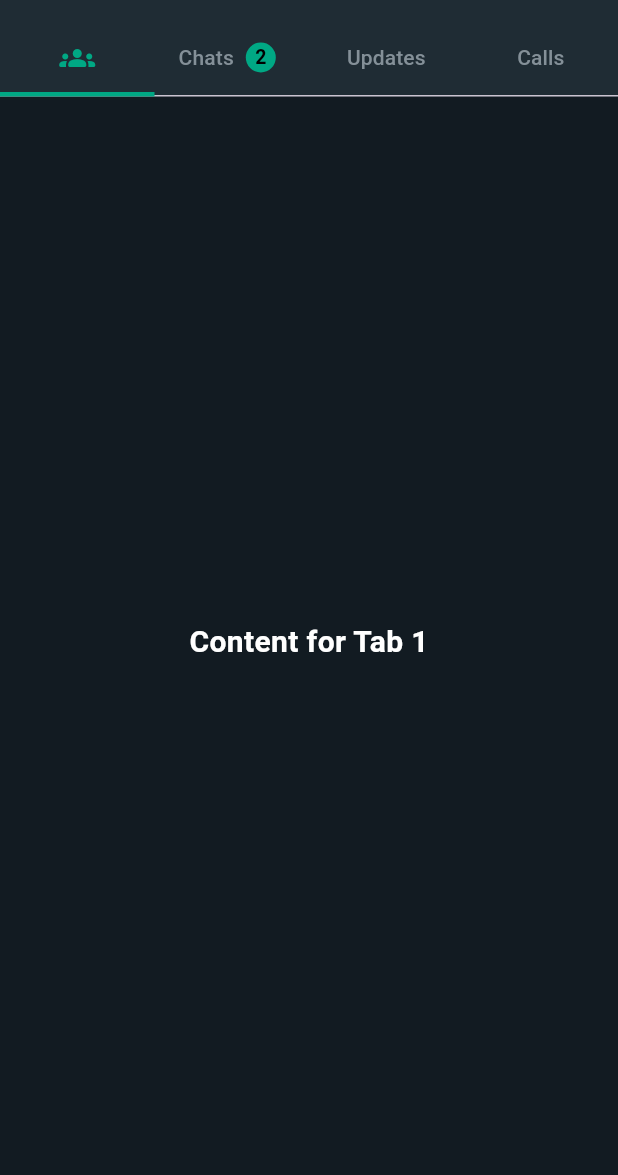
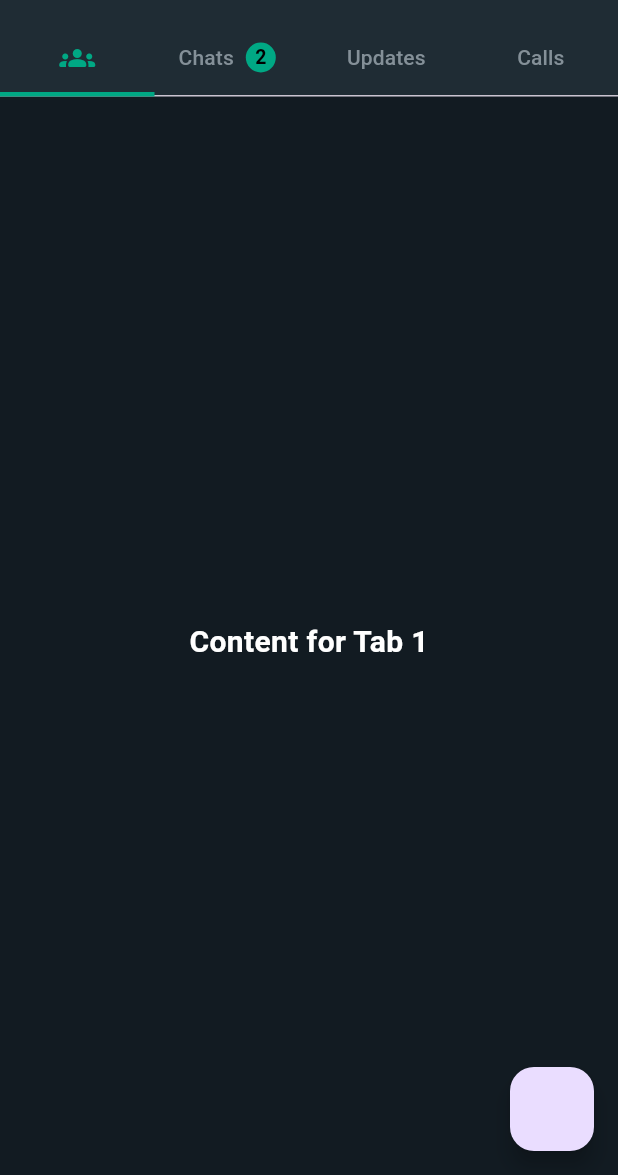
Before and after one commit to Talhach64/whatsapp_clone, a Flutter app: the screen it shows after launch, on a phone screen of 412 x 824 dp, the part 61-1236 px from its top. Run offline on Flutter 3.47's test engine with Material 3 defaults, Android fonts, the phone set to English and light mode, and no system bars; our stand-ins replace dotted_border, flutter_svg, get.

Commit message:
floating button ongoing

```diff
--- /dev/null
+++ b/lib/components/floating_button.dart
@@ -0,0 +1 @@
+import 'package:flutter/material.dart';
--- a/lib/ui/chat_thread.dart
+++ b/lib/ui/chat_thread.dart
@@ -4,12 +4,21 @@ import 'package:dotted_border/dotted_border.dart';
 import 'package:flutter/material.dart';
 import 'package:flutter/rendering.dart';
 import 'package:flutter_svg/svg.dart';
+import 'package:get/get.dart';
 import 'package:untitled/components/calls_list_tile.dart';
 import 'package:untitled/model/conversations.dart';
 
 import '../components/channel_container.dart';
 import '../components/list_tile.dart';
 import '../components/new_channel_container.dart';
+
+class TabControllerGetX extends GetxController {
+  var currentIndex = 0.obs;
+
+  void changeTabIndex(int index) {
+    currentIndex.value = index;
+  }
+}
 
 class ChatThread extends StatefulWidget {
   const ChatThread({super.key});
@@ -19,6 +28,7 @@ class ChatThread extends StatefulWidget {
 }
 
 class _ChatThreadState extends State<ChatThread> {
+  final TabControllerGetX tabController = Get.put(TabControllerGetX());
   ScrollController _controller1 = ScrollController();
   ScrollController _controller2 = ScrollController();
 
@@ -53,6 +63,7 @@ class _ChatThreadState extends State<ChatThread> {
       initialIndex: 0,
       length: 4,
       child: Scaffold(
+        floatingActionButton:FloatingButton(),
         backgroundColor: const Color(0xFF121b22),
         appBar: AppBar(
           title: const Text(
@@ -70,7 +81,11 @@ class _ChatThreadState extends State<ChatThread> {
             const SizedBox(width: 15),
           ],
           iconTheme: const IconThemeData(color: Colors.white),
-          bottom: const TabBar(
+          bottom:  TabBar(
+              onTap: (index) {
+                // Use GetController to update the tab index
+                tabController.changeTabIndex(index);
+              },
               labelStyle: TextStyle(
                   fontSize: 14,
                   fontWeight: FontWeight.w900,
@@ -118,11 +133,14 @@ class _ChatThreadState extends State<ChatThread> {
             child: TabBarView(
               children: [
                 const Center(
-                    child: Text('Content for Tab 1',
+                  child: Text(
+                    'Content for Tab 1',
                     style: TextStyle(
                         fontSize: 20,
                         fontWeight: FontWeight.bold,
-                            color: Colors.white))),
+                        color: Colors.white),
+                  ),
+                ),
                 Padding(
                   padding: const EdgeInsets.symmetric(vertical: 8.0),
                   child: ListView.builder(
@@ -231,9 +249,7 @@ class _ChatThreadState extends State<ChatThread> {
                         },
                       ),
                     ),
-                    const Divider(
-                      height: 2,
-                    ),
+                    const Divider(height: 2),
                     const SizedBox(height: 6),
                     const ListTile(
                       leading: Text(
@@ -270,8 +286,10 @@ class _ChatThreadState extends State<ChatThread> {
                                   color: Color(0xFF00a884), fontSize: 13),
                             ),
                             SizedBox(width: 6),
-                            Icon(Icons.arrow_forward_ios_rounded,
-                                color: Color(0xFF00a884)),
+                            Icon(
+                              Icons.arrow_forward_ios_rounded,
+                              color: Color(0xFF00a884),
+                            ),
                           ],
                         ),
                       ),
@@ -292,7 +310,7 @@ class _ChatThreadState extends State<ChatThread> {
                             },
                             itemCount: 10),
                       ),
-                    )
+                    ),
                   ],
                 ),
                 ListView.builder(
@@ -318,7 +336,8 @@ class _ChatThreadState extends State<ChatThread> {
                               ),
                       );
                     }
-                    }),
+                  },
+                ),
               ],
             ),
           ),
@@ -510,3 +529,84 @@ class _ChatThreadState extends State<ChatThread> {
             'https://images.pexels.com/photos/697509/pexels-photo-697509.jpeg?auto=compress&cs=tinysrgb&w=1260&h=750&dpr=1'),
   ];
 }
+
+class FloatingButton extends StatelessWidget {
+  final TabControllerGetX tabController = Get.find();
+  final onTap;
+
+   FloatingButton({super.key, this.onTap});
+
+
+    @override
+    Widget build(BuildContext context) {
+      return Obx(() {
+        return FloatingActionButton(
+          onPressed: onTap,
+          // child: Icon(Icons.ac_unit),
+          child: _getIcon(context),
+        );
+      });
+    }
+
+
+  Widget _getIcon(BuildContext context) {
+
+    switch (tabController.currentIndex.value) {
+      case 0:
+        return const SizedBox();
+      case 1:
+        return Container(
+          height: 52,
+          width: 52,
+          decoration: BoxDecoration(
+            color: const Color(0xFF00a884),
+            borderRadius: BorderRadius.circular(15),
+          ),
+          child: const Icon(
+            Icons.message_rounded,
+          ),
+        );
+      case 2:
+        return Column(
+          children: [
+            Container(
+              height: 40,
+              width: 40,
+              decoration: BoxDecoration(
+                color: const Color(0xFF3c4a55),
+                borderRadius: BorderRadius.circular(12),
+              ),
+              child: const Icon(
+                Icons.edit,
+                color: Color(0xFFd3d7da),
+              ),
+            ),
+            const SizedBox(height: 18),
+            Container(
+              height: 52,
+              width: 52,
+              decoration: BoxDecoration(
+                color: const Color(0xFF00a884),
+                borderRadius: BorderRadius.circular(15),
+              ),
+              child: const Icon(
+                Icons.camera_alt_rounded,
+              ),
+            ),
+          ],
+        );
+      default:
+        return Container(
+          height: 52,
+          width: 52,
+          decoration: BoxDecoration(
+            color: const Color(0xFF00a884),
+            borderRadius: BorderRadius.circular(15),
+          ),
+          child: const Icon(
+            Icons.add_ic_call_rounded,
+          ),
+        );
+    }
+  }
+}
--- a/pubspec.yaml
+++ b/pubspec.yaml
@@ -37,6 +37,7 @@ dependencies:
   cupertino_icons: ^1.0.2
   flutter_svg: ^2.0.9
   dotted_border:
+  get: ^4.1.4
 
 dev_dependencies:
   flutter_test:
```
Also changed, not shown: lib/demo.dart (+9 -2 lines), pubspec.lock. Lines whose indentation alone changed are shown as unchanged.
